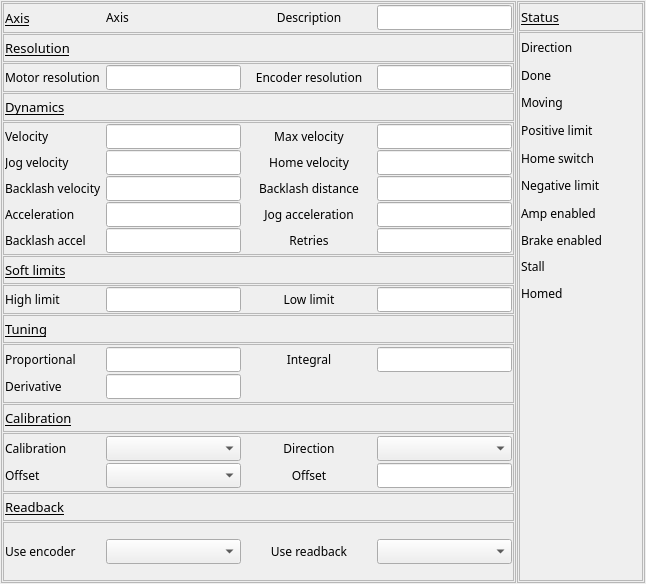
Old version of the form 3-1/GalilSup/op/ui/galil_motor_settings.ui in the repository motorapp/Galil.
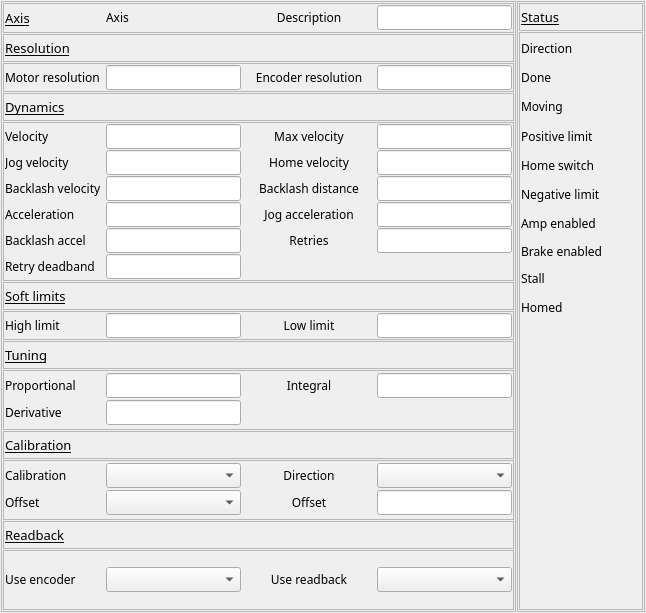
New version of the form. Custom widgets are drawn as their Qt base class.

Diff of the .ui file:
```diff
--- a/3-1/GalilSup/op/ui/galil_motor_settings.ui
+++ b/3-1/GalilSup/op/ui/galil_motor_settings.ui
@@ -7,7 +7,7 @@
     <x>0</x>
     <y>0</y>
     <width>646</width>
-    <height>584</height>
+    <height>613</height>
    </rect>
   </property>
   <property name="windowTitle">
@@ -1049,6 +1049,92 @@
                  </item>
                 </layout>
                </item>
+               <item>
+                <layout class="QHBoxLayout" name="horizontalLayout_33" stretch="1,1,1,1">
+                 <property name="spacing">
+                  <number>1</number>
+                 </property>
+                 <item>
+                  <widget class="QLabel" name="label_46">
+                   <property name="sizePolicy">
+                    <sizepolicy hsizetype="Fixed" vsizetype="Preferred">
+                     <horstretch>0</horstretch>
+                     <verstretch>0</verstretch>
+                    </sizepolicy>
+                   </property>
+                   <property name="minimumSize">
+                    <size>
+                     <width>100</width>
+                     <height>1</height>
+                    </size>
+                   </property>
+                   <property name="font">
+                    <font>
+                     <family>Abyssinica SIL</family>
+                     <pointsize>9</pointsize>
+                    </font>
+                   </property>
+                   <property name="text">
+                    <string>Retry deadband</string>
+                   </property>
+                  </widget>
+                 </item>
+                 <item>
+                  <widget class="QELineEdit" name="qelineedit_20">
+                   <property name="sizePolicy">
+                    <sizepolicy hsizetype="Minimum" vsizetype="Fixed">
+                     <horstretch>0</horstretch>
+                     <verstretch>0</verstretch>
+                    </sizepolicy>
+                   </property>
+                   <property name="minimumSize">
+                    <size>
+                     <width>0</width>
+                     <height>1</height>
+                    </size>
+                   </property>
+                   <property name="font">
+                    <font>
+                     <family>Abyssinica SIL</family>
+                     <pointsize>9</pointsize>
+                    </font>
+                   </property>
+                   <property name="variable" stdset="0">
+                    <string>DMC01:$(M).RDBD</string>
+                   </property>
+                   <property name="addUnits">
+                    <bool>true</bool>
+                   </property>
+                  </widget>
+                 </item>
+                 <item>
+                  <spacer name="horizontalSpacer_11">
+                   <property name="orientation">
+                    <enum>Qt::Horizontal</enum>
+                   </property>
+                   <property name="sizeHint" stdset="0">
+                    <size>
+                     <width>40</width>
+                     <height>20</height>
+                    </size>
+                   </property>
+                  </spacer>
+                 </item>
+                 <item>
+                  <spacer name="horizontalSpacer_12">
+                   <property name="orientation">
+                    <enum>Qt::Horizontal</enum>
+                   </property>
+                   <property name="sizeHint" stdset="0">
+                    <size>
+                     <width>40</width>
+                     <height>20</height>
+                    </size>
+                   </property>
+                  </spacer>
+                 </item>
+                </layout>
+               </item>
               </layout>
              </widget>
             </item>
```
